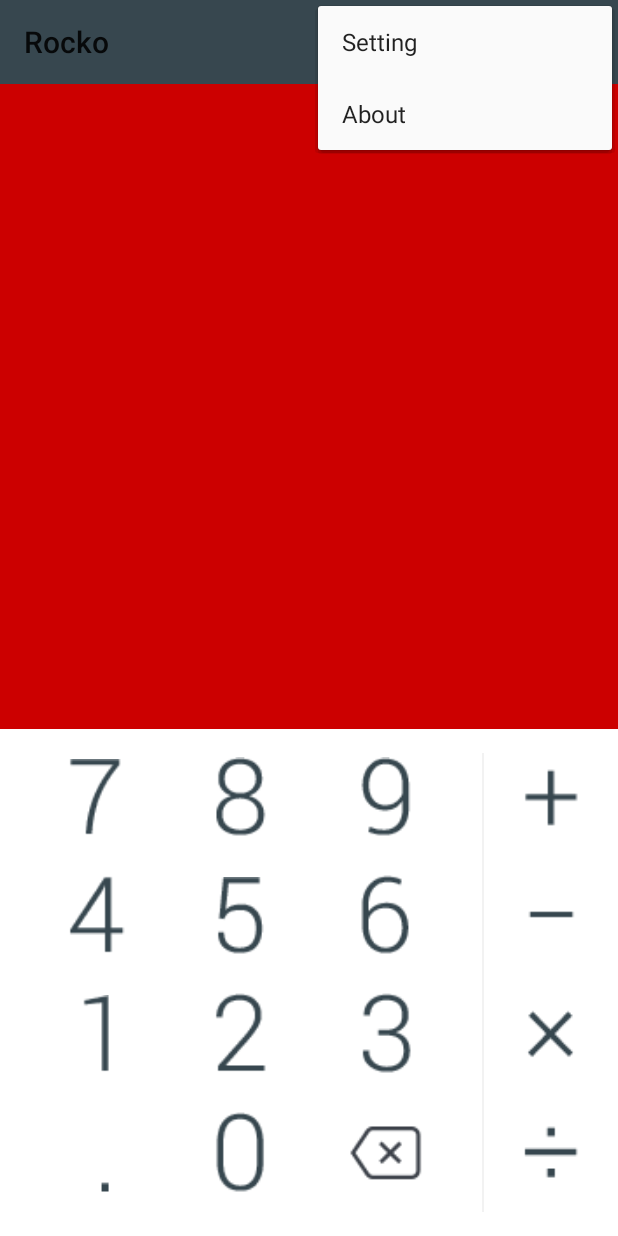
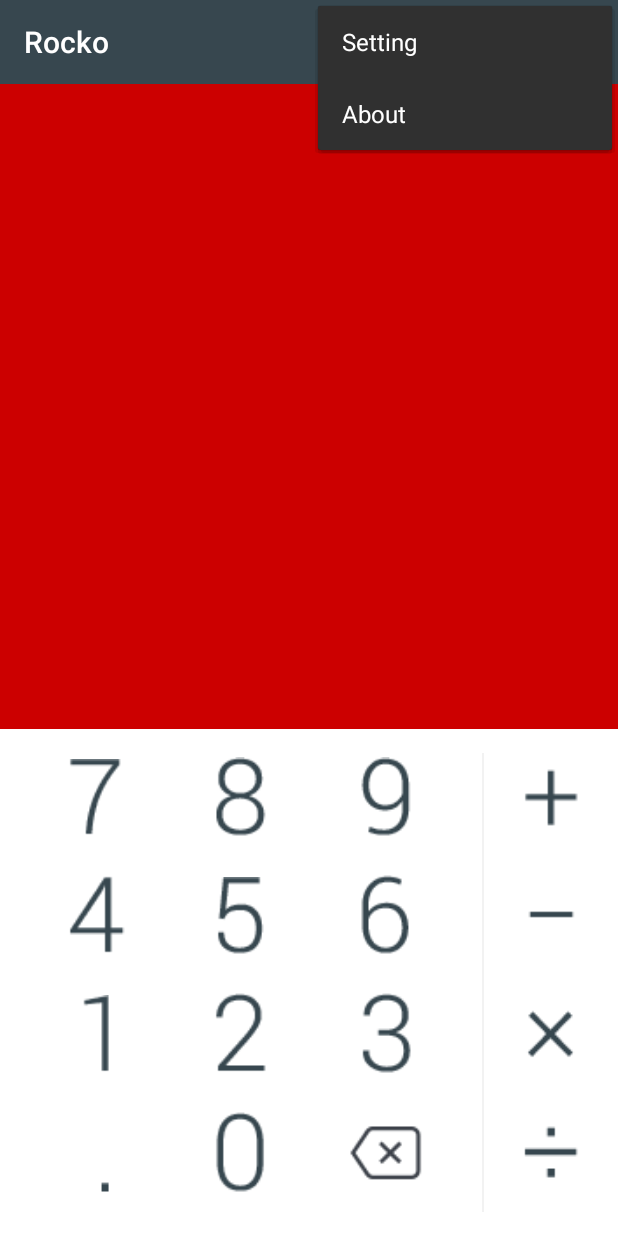
Before and after one commit to zhangchaoxu/MoneyKiller, an Android app: the screen it shows after launch (ChoeungEkActivity), with the options menu open, on a phone screen of 412 x 824 dp. Run offline under Robolectric (Android 15) with nearby library versions, the phone set to English and light mode, and no system bars; libraries missing offline, so code that uses them is left out: com.amap.api, com.umeng.analytics; 4 statements that could not run were skipped.

Commit message:
remove overflow

```diff
--- a/app/src/main/res/layout/activity_choeung_ek.xml
+++ b/app/src/main/res/layout/activity_choeung_ek.xml
@@ -7,7 +7,13 @@
               android:orientation="vertical"
               tools:context=".ChoeungEkActivity">
 
-    <include layout="@layout/toolbar" />
+    <include layout="@layout/toolbar"/>
+
+    <android.support.v4.widget.DrawerLayout
+            xmlns:android="http://schemas.android.com/apk/res/android"
+            android:id="@+id/drawer_layout"
+            android:layout_width="match_parent"
+            android:layout_height="match_parent">
 
         <LinearLayout
                 android:id="@+id/immersion_container"
@@ -32,5 +38,6 @@
                     android:layout_weight="4.4"/>
 
         </LinearLayout>
+    </android.support.v4.widget.DrawerLayout>
 
 </LinearLayout>
--- a/app/src/main/res/values/styles.xml
+++ b/app/src/main/res/values/styles.xml
@@ -2,11 +2,10 @@
 <resources>
 
     <!-- Base application theme. -->
-    <style name="AppTheme" parent="Theme.AppCompat.Light.NoActionBar">
+    <style name="AppTheme" parent="Theme.AppCompat.NoActionBar">
         <item name="drawerArrowStyle">@style/AppTheme.DrawerArrowToggle</item>
-        <item name="actionOverflowButtonStyle">@style/OverFlow</item>
-
         <item name="colorPrimary">@color/Indigo_colorPrimary</item>
+        <item name="android:textColorPrimary">@android:color/white</item>
         <item name="colorPrimaryDark">@color/Indigo_colorPrimaryDark</item>
     </style>
 
@@ -14,8 +13,5 @@
         <item name="color">@android:color/white</item>
     </style>
 
-    <style name="OverFlow" parent="@style/Widget.AppCompat.ActionButton.Overflow">
-        <item name="android:src">@drawable/overflow</item>
-    </style>
 
 </resources>
```
Also changed, not shown: app/src/main/java/com/lean56/moneykiller/ChoeungEkActivity.java (+4 -19 lines), app/src/main/res/drawable-hdpi/overflow.png (deleted), app/src/main/res/drawable-mdpi/overflow.png (deleted), app/src/main/res/drawable-xhdpi/overflow.png (deleted), app/src/main/res/drawable-xxhdpi/overflow.png (deleted), app/src/main/res/drawable-xxxhdpi/overflow.png (deleted). Lines whose indentation alone changed are shown as unchanged.
